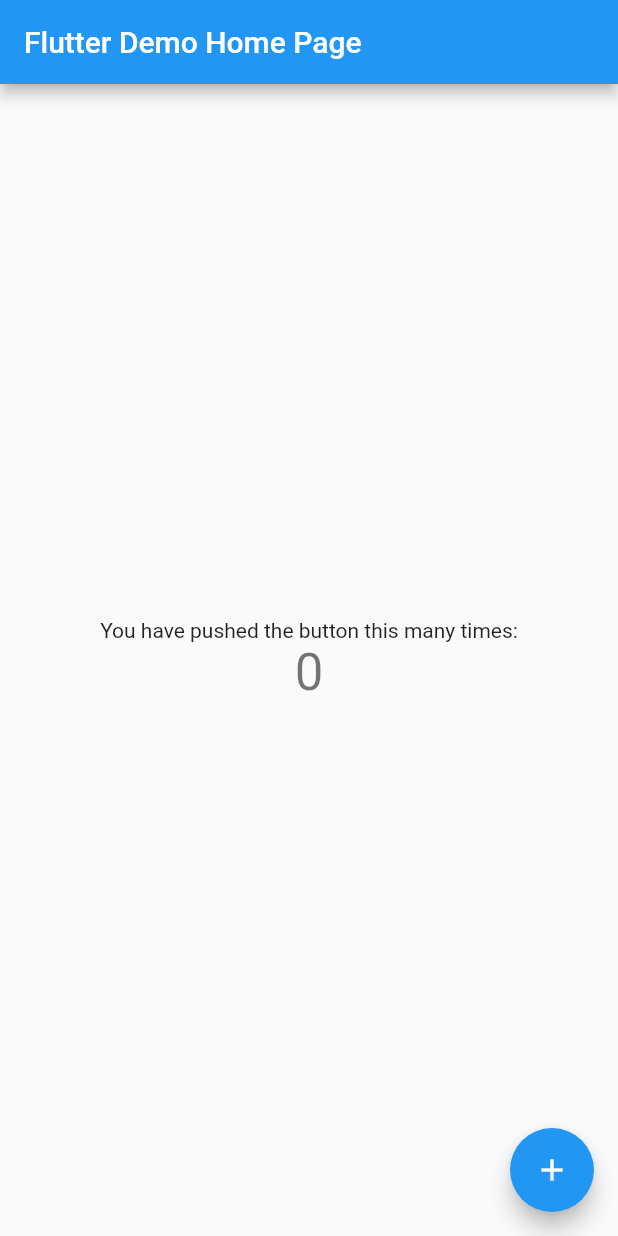
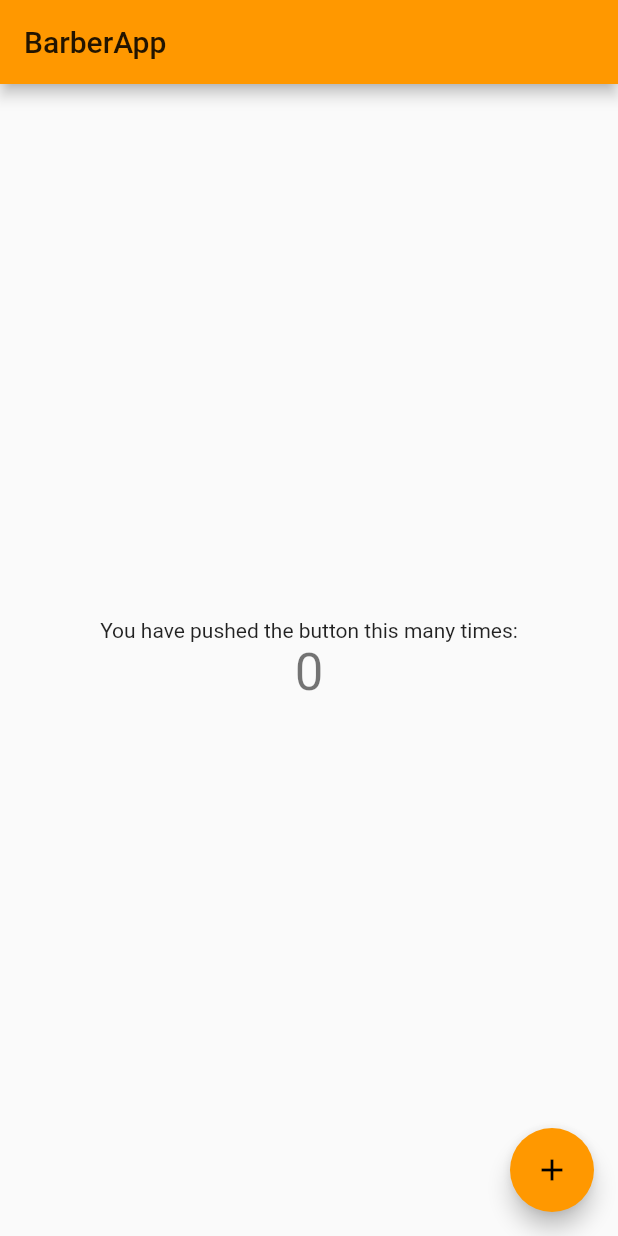
Before and after one commit to mario-velasquez-en/BarberApp, a Flutter app: the screen it shows after launch, on a phone screen of 412 x 824 dp. Run offline on Flutter 3.47's test engine with Material 2 defaults, Android fonts, the phone set to English and light mode, and no system bars.

Commit message:
barberapp title with orange

```diff
--- a/lib/main.dart
+++ b/lib/main.dart
@@ -18,9 +18,9 @@ class MyApp extends StatelessWidget {
         // or simply save your changes to "hot reload" in a Flutter IDE).
         // Notice that the counter didn't reset back to zero; the application
         // is not restarted.
-        primarySwatch: Colors.blue,
+        primarySwatch: Colors.orange,
       ),
-      home: MyHomePage(title: 'Flutter Demo Home Page'),
+      home: MyHomePage(title: 'BarberApp'),
     );
   }
 }
```
Also changed, not shown: 2 other files.
